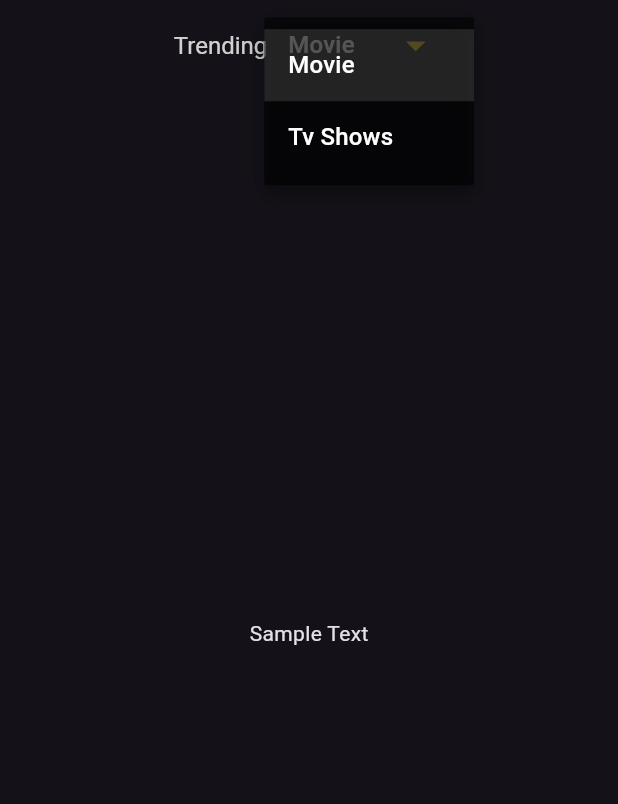
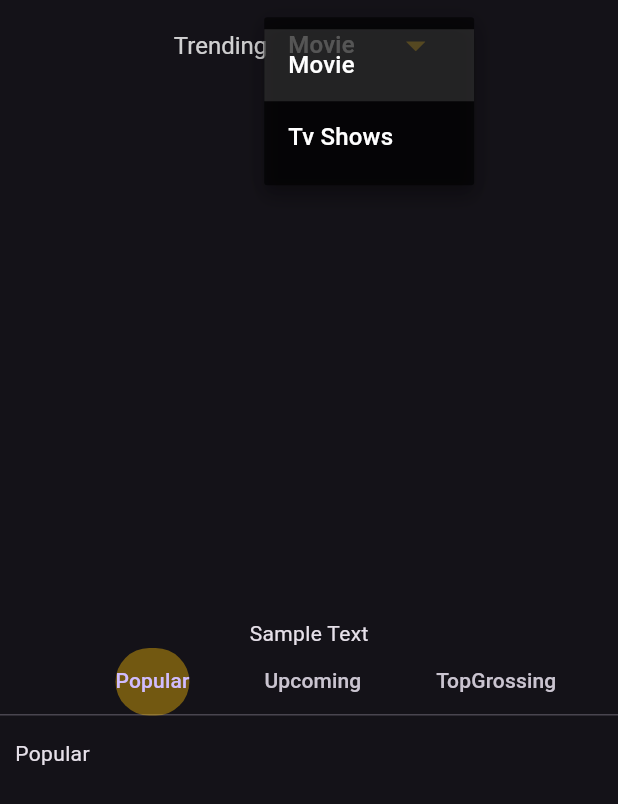
Before and after one commit to rumethj/film_harbour, a Flutter app: the screen it shows after launch, after a tap on "Movie", on a phone screen of 412 x 824 dp. Shown: the top 804 px of the screen. Run offline on Flutter 3.47's test engine with Material 3 defaults, Android fonts, the phone set to English and light mode, and no system bars; drawn by our look-alikes of carousel_slider; network calls fail.

Commit message:
Add Popular Section

```diff
--- /dev/null
+++ b/lib/home_page/TabPage/popular.dart
@@ -0,0 +1,207 @@
+import 'package:flutter/material.dart';
+import 'dart:convert';
+import 'package:http/http.dart' as http;
+import 'package:film_harbour/api_key/api_constants.dart';
+import 'package:film_harbour/api_key/api_links.dart';
+
+class Popular extends StatefulWidget {
+  final String uSelection; // Declare the String variable
+
+  const Popular({Key? key, required this.uSelection}) : super(key: key);
+
+  @override
+  State<Popular> createState() => _PopularState(uSelection: uSelection);
+}
+
+class _PopularState extends State<Popular> {
+  String uSelection;
+  List<Map<String, dynamic>> popularList = [];
+
+  _PopularState({required this.uSelection});
+
+
+
+  // Fill Popular List
+  Future<void> popularListFunction() async
+  {
+    if (uSelection == 'movie')
+    {
+      print('got into movie');
+      var popularMovieResponse = await http.get(Uri.parse(ApiLink.moviePopularUrl));
+      print('Response Status Code: ${popularMovieResponse.statusCode}');
+      //print('Response Body: ${popularMovieResponse.body}');
+      if (popularMovieResponse.statusCode == 200)
+      {
+
+        var tempData = jsonDecode(popularMovieResponse.body);
+        var trendingMovieJson = tempData['results'];
+
+        for (var i = 0; i< trendingMovieJson.length; i++)
+        {
+          popularList.add({
+            'id': trendingMovieJson[i]['id'],
+            'title': trendingMovieJson[i]['title'],
+            'poster_path': trendingMovieJson[i]['poster_path'],
+            'vote_average': trendingMovieJson[i]['vote_average'],
+            'media_type': trendingMovieJson[i]['media_type'],
+            'indexno': i,
+            'date': trendingMovieJson[i]['release_date'],
+          });
+        }
+      }
+      else
+      {
+        print(popularMovieResponse.statusCode);
+      }
+
+    }
+    else if (uSelection == 'tv')
+    {
+      print('got into tv');
+      var popularTvResponse = await http.get(Uri.parse(ApiLink.tvPopularUrl));
+      print('Response Status Code: ${popularTvResponse.statusCode}');
+      //print('Response Body: ${popularTvResponse.body}');
+      if (popularTvResponse.statusCode == 200)
+      {
+
+        var tempData = jsonDecode(popularTvResponse.body);
+        var trendingMovieJson = tempData['results'];
+
+        for (var i = 0; i< trendingMovieJson.length; i++)
+        {
+          popularList.add({
+            'id': trendingMovieJson[i]['id'],
+            'title': trendingMovieJson[i]['name'],
+            'poster_path': trendingMovieJson[i]['poster_path'],
+            'vote_average': trendingMovieJson[i]['vote_average'],
+            'media_type': trendingMovieJson[i]['media_type'],
+            'indexno': i,
+            'date': trendingMovieJson[i]['first_air_date'],
+          });
+        }
+      }
+      else
+      {
+        print(popularTvResponse.statusCode);
+      }
+    }
+  }
+
+  // Update popular List
+  void updatePopularList() {
+    setState(() {
+      popularList.clear(); // Clear the list before updating
+      popularListFunction(); // Repopulate the list based on the user's selection
+    });
+  }
+
+  @override
+  void didUpdateWidget(covariant Popular oldWidget) {
+    super.didUpdateWidget(oldWidget);
+
+    if (uSelection != widget.uSelection) {
+      // The uSelection parameter has changed, trigger a rebuild
+      setState(() {
+        uSelection = widget.uSelection;
+        updatePopularList();
+      });
+    }
+  }
+
+  @override
+  Widget build(BuildContext context) {
+    print('Popular Widget Rebuilt with uSelection: $uSelection');
+    return FutureBuilder(
+      future: popularListFunction(),
+      builder: (context, snapshot) {
+        if (snapshot.connectionState == ConnectionState.waiting){
+          return Center(
+            child: CircularProgressIndicator(color: Colors.amber.shade400),
+          );
+        }
+        else
+        {
+          return Column(
+            crossAxisAlignment: CrossAxisAlignment.start,
+            children: [
+              const Padding(
+                padding: const EdgeInsets.only(left: 10.0, top: 15, bottom: 40),
+                child: Text("Popular"),
+                ),
+
+              Flexible(
+                child: Container(
+                  //height: 250,
+                  child: GridView.builder(
+                    physics: BouncingScrollPhysics(),
+                    gridDelegate: SliverGridDelegateWithMaxCrossAxisExtent(
+                      maxCrossAxisExtent: 180, // Adjust this value based on your desired width
+                      crossAxisSpacing: 8.0,
+                      mainAxisSpacing: 8.0,
+                      childAspectRatio: 2 / 3, // Set the aspect ratio to 2:3
+                    ),
+                    itemCount: popularList.length,
+                    shrinkWrap: true,
+                    itemBuilder: (context, index) {
+                      return GestureDetector(
+                        onTap: () {
+                          print(popularList[index]['title']);
+                          //Navigator.pushReplacement(context, MaterialPageRoute(builder: (context) => ItemDetails(),));
+                        },
+                        child: Container(
+                          decoration: BoxDecoration(
+                            borderRadius: BorderRadius.circular(15),
+                            image: DecorationImage(
+                              image: NetworkImage('${ApiConstants.baseImageUrl}${popularList[index]['poster_path']}'),
+                              fit: BoxFit.cover,
+                            )
+                          ),
+                          // margin: EdgeInsets.only(left: 13), // Remove this line
+
+                          // item info
+                          child: Column(
+                            crossAxisAlignment: CrossAxisAlignment.start,
+                            mainAxisAlignment: MainAxisAlignment.end,
+                            children: [
+                              Padding(
+                                padding: const EdgeInsets.only(top: 2, left: 6),
+                                child: Text(popularList[index]['date'].substring(0, 4)),
+                                ),
+                              Padding(
+                                padding: const EdgeInsets.only(top: 2, left: 6),
+                                child: Container(
+                                  decoration: BoxDecoration(
+                                    color: Colors.black.withOpacity(0.5),
+                                    borderRadius: BorderRadius.circular(5),
+                                  ),
+                                  child: Padding(
+                                    padding: const EdgeInsets.only(top: 2, bottom: 2, left: 5, right: 5),
+                                    child: Row(
+                                      children: [
+                                        const Icon(
+                                          Icons.star,
+                                          color: Colors.amber,
+                                          size: 15,
+                                        ),
+                                        Text(popularList[index]['vote_average'].toString()),
+                                      ],
+                                    ),
+                                  ),
+                                ),
+                                ),
+
+                            ],
+                          ),
+                        ),
+                      );
+                    },
+                  ),
+                ),
+              ),
+            ],
+          );
+        }
+      },
+    );
+  }
+}
--- /dev/null
+++ b/lib/home_page/TabPage/top_grossing.dart
@@ -0,0 +1,17 @@
+import 'package:flutter/material.dart';
+
+class TopGrossing extends StatefulWidget {
+  final String uSelection; // Declare the String variable
+
+  const TopGrossing({Key? key, required this.uSelection}) : super(key: key);
+
+  @override
+  State<TopGrossing> createState() => _TopGrossingState();
+}
+
+class _TopGrossingState extends State<TopGrossing> {
+  @override
+  Widget build(BuildContext context) {
+    return const Placeholder();
+  }
+}
--- /dev/null
+++ b/lib/home_page/TabPage/upcoming.dart
@@ -0,0 +1,17 @@
+import 'package:flutter/material.dart';
+
+class Upcoming extends StatefulWidget {
+  final String uSelection; // Declare the String variable
+
+  const Upcoming({Key? key, required this.uSelection}) : super(key: key);
+
+  @override
+  State<Upcoming> createState() => _UpcomingState();
+}
+
+class _UpcomingState extends State<Upcoming> {
+  @override
+  Widget build(BuildContext context) {
+    return const Placeholder();
+  }
+}
--- a/lib/home_page/home_page.dart
+++ b/lib/home_page/home_page.dart
@@ -4,6 +4,9 @@ import 'package:film_harbour/api_key/api_links.dart';
 import 'package:http/http.dart' as http;
 import 'dart:convert';
 import 'package:carousel_slider/carousel_slider.dart';
+import 'package:film_harbour/home_page/TabPage/popular.dart';
+import 'package:film_harbour/home_page/TabPage/upcoming.dart';
+import 'package:film_harbour/home_page/TabPage/top_grossing.dart';
 
 class HomePage extends StatefulWidget
 {
@@ -15,6 +18,7 @@ class HomePage extends StatefulWidget
 
 class _HomePageState extends State<HomePage> with TickerProviderStateMixin
 {
+
   List<Map<String, dynamic>> trendingList = [];
 
   Future<void> trendinglisthome() async
@@ -61,7 +65,7 @@ class _HomePageState extends State<HomePage> with TickerProviderStateMixin
           print("Enter");
           trendingList.add({
             'id': trendingMovieJson[i]['id'],
-            'title': trendingMovieJson[i]['title'],
+            'title': trendingMovieJson[i]['name'],
             'poster_path': trendingMovieJson[i]['poster_path'],
             'vote_average': trendingMovieJson[i]['vote_average'],
             'media_type': trendingMovieJson[i]['media_type'],
@@ -81,6 +85,7 @@ class _HomePageState extends State<HomePage> with TickerProviderStateMixin
   @override
   Widget build(BuildContext context)
   {
+    print('Parent Widget Rebuilt with userSelection: $uSelection');
     TabController _tabController = TabController(length: 3, vsync: this);
 
     return Scaffold(
@@ -184,6 +189,7 @@ class _HomePageState extends State<HomePage> with TickerProviderStateMixin
                             setState(() {
                               trendingList.clear(); //clear lists top update fields
                               uSelection = value.toString();
+                              updateUserSelection(value!);
                             });
 
                           },
@@ -234,11 +240,52 @@ class _HomePageState extends State<HomePage> with TickerProviderStateMixin
             delegate: SliverChildListDelegate([
               Center(
                 child: Text("Sample Text"),
-              )
+              ),
+
+              // Tab Bar
+              Container(
+                  height: 45,
+                  width: MediaQuery.of(context).size.width,
+                  child: TabBar(
+                    controller: _tabController,
+                    physics: BouncingScrollPhysics(),
+                    labelPadding: EdgeInsets.symmetric(horizontal: 25),
+                    isScrollable: true,
+                    indicator: BoxDecoration(
+                      borderRadius: BorderRadius.circular(30),
+                      color: Colors.amber.withOpacity(0.4),
+                    ),
+                    tabs: [
+                      Tab(child: Text('Popular')),
+                      Tab(child: Text('Upcoming')),
+                      Tab(child: Text('TopGrossing')),
+                    ],
+                  ),
+              ),
+              Container(
+                height: 1050,
+                child: TabBarView(
+                  controller: _tabController,
+                  children: [
+                    Popular(uSelection: uSelection), // use parameters to define tv shows or movies
+                    Upcoming(uSelection: uSelection),
+                    TopGrossing(uSelection: uSelection),
+                  ],
+                ),
+              ),
             ])
           )
         ],
       ),
     );
   }
+
+
+  // Update userSelection and trigger a rebuild of the Popular widget
+  void updateUserSelection(String newSelection) {
+    setState(() {
+      uSelection = newSelection;
+    });
+    // Now, the Popular widget will be rebuilt with the updated userSelection
+  }
 }
```
